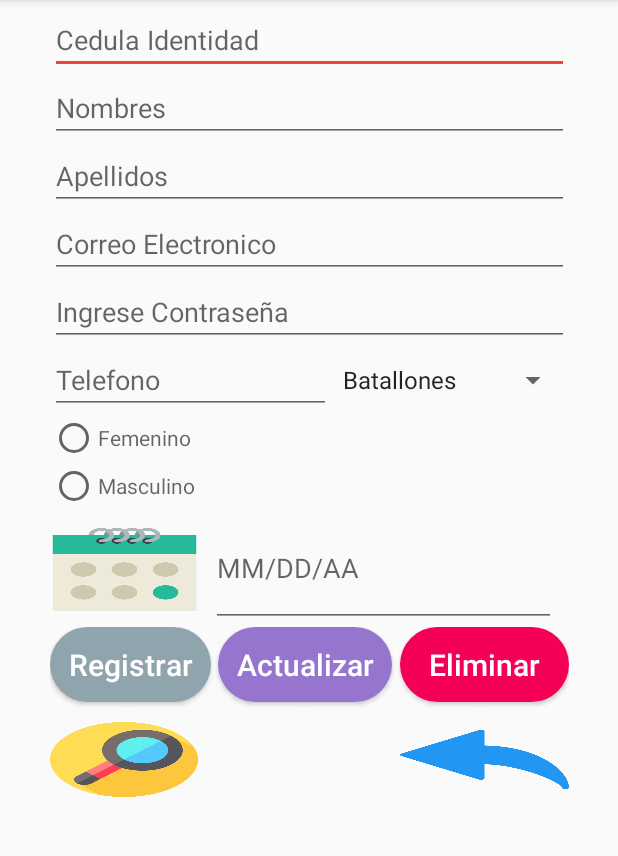
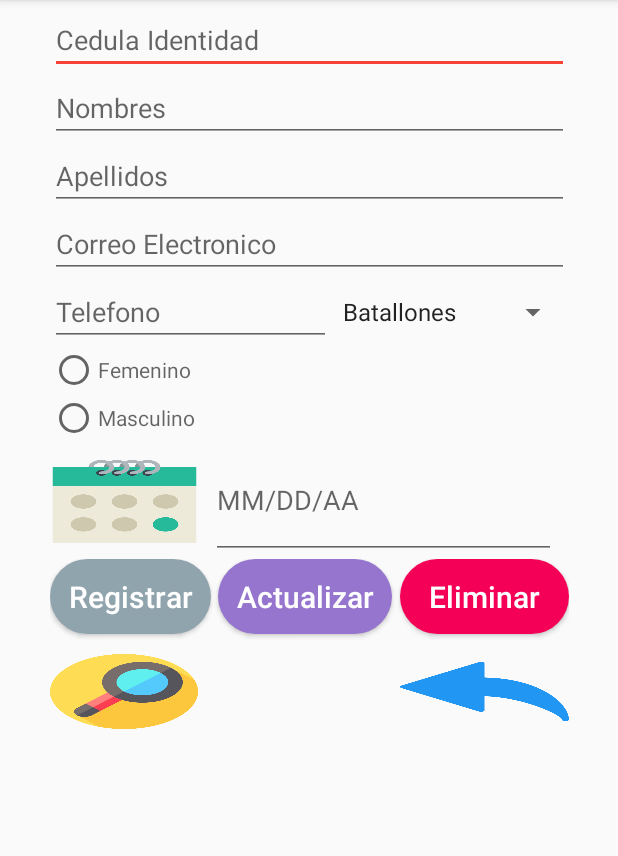
Before and after one commit to Admin123-M/Electiva_IV, an Android app: the formulario screen opened directly, with no data from a screen before it, after a tap on "Registrar", on a phone screen of 412 x 824 dp, the part 84-940 px from its top. Run offline under Robolectric (Android 15) with nearby library versions, the phone set to English and light mode, and no system bars.

Commit message:
commit
modificado  IV

```diff
--- a/formularioLogin/app/src/main/java/com/example/formulariologin1/formulario.java
+++ b/formularioLogin/app/src/main/java/com/example/formulariologin1/formulario.java
@@ -42,7 +42,7 @@ public class formulario extends AppCompatActivity {
         apellido = (EditText) findViewById(R.id.txtApellido);
         correo = (EditText) findViewById(R.id.txtCorreo);
 
-        clave=(EditText)findViewById(R.id.txtCla);
+        //clave=(EditText)findViewById(R.id.txtCla);
         telefono = (EditText) findViewById(R.id.txtTelefono);
         fecha = (EditText) findViewById(R.id.txtCa);
         batallon = (Spinner)findViewById(R.id.spinner);
@@ -69,7 +69,7 @@ public class formulario extends AppCompatActivity {
         String nombre1 = nombre.getText().toString();
         String apelllido1 = apellido.getText().toString();
         String correo1 = correo.getText().toString();
-        String clave1 = clave.getText().toString();
+        //String clave1 = clave.getText().toString();
         String telefono1 = telefono.getText().toString();
         String fecha1 = fecha.getText().toString();
         String batallon1 = batallon.getSelectedItem().toString();
@@ -77,14 +77,14 @@ public class formulario extends AppCompatActivity {
         String sexo2 = sexoB.getText().toString();
 
         if (!cedula1.isEmpty() && !nombre1.isEmpty() && !apelllido1.isEmpty()
-                && !correo1.isEmpty() && !clave1.isEmpty() && !telefono1.isEmpty() && !fecha1.isEmpty() && !batallon1.isEmpty())
+                && !correo1.isEmpty() && !telefono1.isEmpty() && !fecha1.isEmpty() && !batallon1.isEmpty())
                 {
             ContentValues registrar = new ContentValues();
             registrar.put("cedula1", cedula1);
             registrar.put("nombre1", nombre1);
             registrar.put("apellido1", apelllido1);
             registrar.put("correo1", correo1);
-            registrar.put("clave1",clave1);
+            registrar.put("clave1",cedula1);
             registrar.put("telefono1", telefono1);
             registrar.put("fecha1",fecha1);
             registrar.put("batallon1",batallon1);
@@ -113,7 +113,7 @@ public class formulario extends AppCompatActivity {
             nombre.setText("");
             apellido.setText("");
             correo.setText("");
-            clave.setText("");
+            //clave.setText("");
             telefono.setText("");
             fecha.setText("");
             batallon.setEmptyView(batallon);
--- a/formularioLogin/app/src/main/res/layout/activity_formulario.xml
+++ b/formularioLogin/app/src/main/res/layout/activity_formulario.xml
@@ -54,14 +54,6 @@
             android:ems="10"
             android:hint="@string/correo"
             android:inputType="textPersonName" />
-
-        <EditText
-            android:id="@+id/txtCla"
-            android:layout_width="match_parent"
-            android:layout_height="wrap_content"
-            android:ems="10"
-            android:hint="@string/pass"
-            android:inputType="textPassword" />
 
         <LinearLayout
             android:layout_width="match_parent"
```
